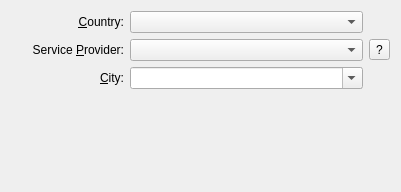
The window that applet/publicTransportStopConfig.ui (KDE/publictransport) describes before a commit, drawn with Qt 5.
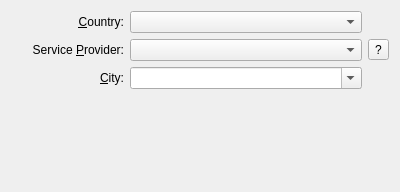
The same window after the commit. Custom widgets are drawn as their Qt base class.

```diff
--- a/applet/publicTransportStopConfig.ui
+++ b/applet/publicTransportStopConfig.ui
@@ -6,7 +6,7 @@
    <rect>
     <x>0</x>
     <y>0</y>
-    <width>401</width>
+    <width>400</width>
     <height>192</height>
    </rect>
   </property>
```
Left out of the diff: 2 changed lines with no effect on the pictures.
